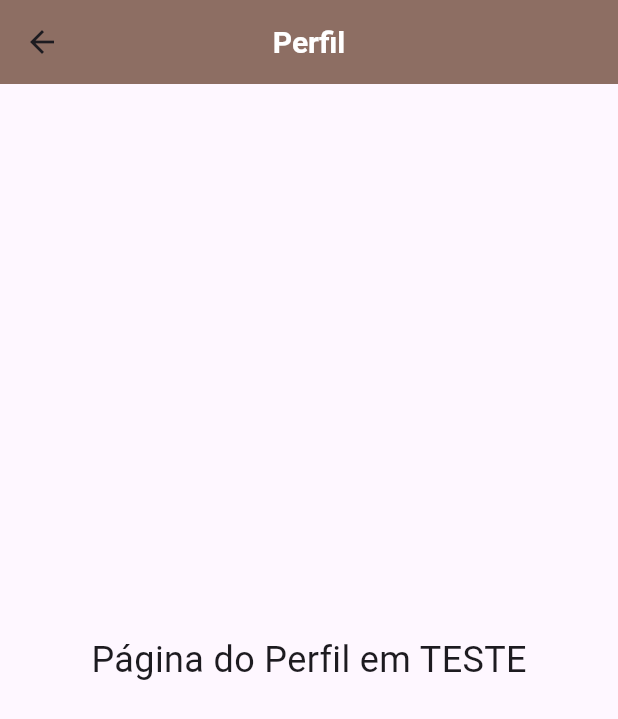
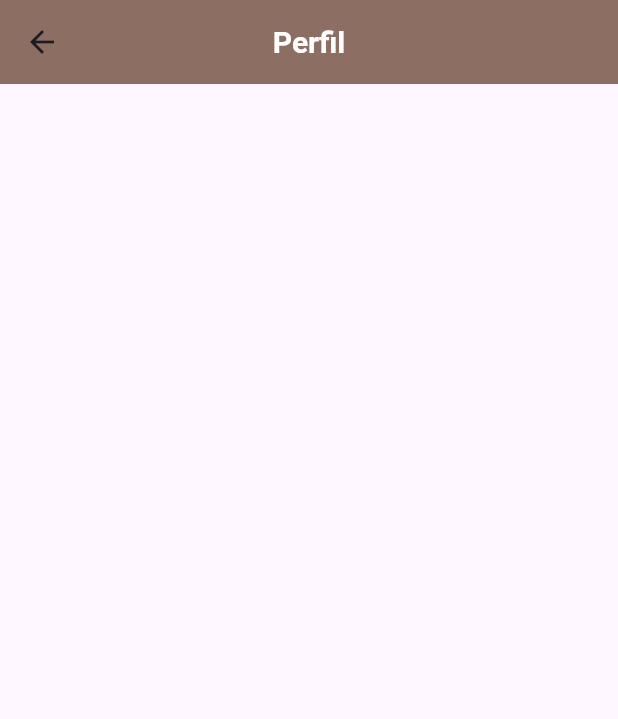
Before and after one commit to Wellington-Lamb/materiall_app, a Flutter app: the screen it shows after launch, after a tap on the "menu" icon, after a tap on "Perfil", on a phone screen of 412 x 824 dp. Shown: the top 719 px of the screen. Run offline on Flutter 3.47's test engine with Material 3 defaults, Android fonts, the phone set to English and light mode, and no system bars.

Commit message:
Arquivo de configurações adicionado
- Foi adicionado um arquivo "settings_page".
- No arquivo Main foi adicionado uma linha para a chamada da página de configurações.
- Na página de HomePage foi adicionado nos campos que direcionam para as páginas uma flecha  ao lado para melhor orientação do usuário.

```diff
--- a/lib/home_page.dart
+++ b/lib/home_page.dart
@@ -59,9 +59,17 @@ class HomePage extends StatelessWidget {
             ),
 
             // Opções do menu
-            ListTile(leading: Icon(Icons.home), title: Text("Inicio")),
+            ListTile(
+              leading: Icon(Icons.home),
+              title: Text("Inicio"),
+              trailing: const Icon(Icons.arrow_forward_ios, size: 16.0),
+              onTap: () {
+                Navigator.pushNamed(context, '/home');
+              },
+            ),
             ListTile(
               leading: Icon(Icons.person),
+              trailing: const Icon(Icons.arrow_forward_ios, size: 16.0),
               title: Text("Perfil"),
               onTap: () {
                 Navigator.pushNamed(context, '/profile');
@@ -69,10 +77,15 @@ class HomePage extends StatelessWidget {
             ),
             ListTile(
               leading: Icon(Icons.settings),
+              trailing: const Icon(Icons.arrow_forward_ios, size: 16.0),
               title: Text("Configurações"),
+              onTap: () {
+                Navigator.pushNamed(context, '/settings');
+              },
             ),
             ListTile(
               leading: Icon(Icons.exit_to_app),
+              trailing: const Icon(Icons.arrow_forward_ios, size: 16.0),
               title: Text("Sair"),
               onTap: () => _exitApp(),
             ),
--- a/lib/main.dart
+++ b/lib/main.dart
@@ -1,6 +1,7 @@
 import 'package:flutter/material.dart';
 import 'package:meu_primeiro_app/home_page.dart';
 import 'package:meu_primeiro_app/profile_page.dart';
+import 'package:meu_primeiro_app/settings_page.dart';
 
 void main() {
   runApp(const App());
@@ -22,6 +23,7 @@ class App extends StatelessWidget {
       routes: {
         '/home': (context) => HomePage(),
         '/profile': (context) => ProfilePage(),
+        '/settings': (context) => SettingsPage(),
       },
     );
   }
--- a/lib/profile_page.dart
+++ b/lib/profile_page.dart
@@ -15,12 +15,8 @@ class ProfilePage extends StatelessWidget {
           fontWeight: FontWeight.w700,
         ),
       ),
-      body: Center(
-        child: Text(
-          "Página do Perfil em TESTE",
-          style: TextStyle(fontSize: 24),
-        ),
-      ),
+
+      body: Center(),
     );
   }
 }
```
Also changed, not shown: lib/settings_page.dart (added, +40 -0 lines).
